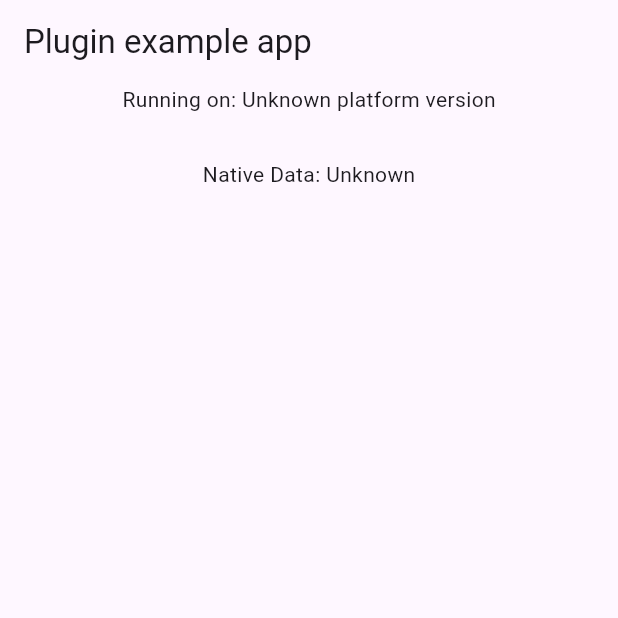
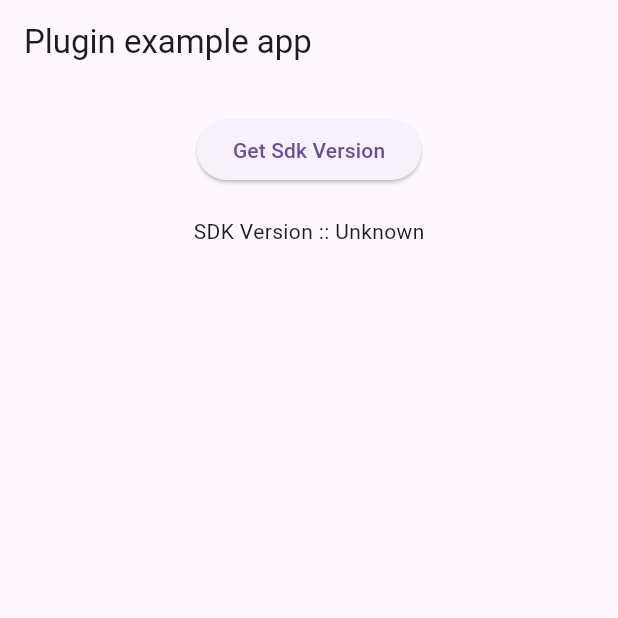
Before and after one commit to VishwaSoundararjan/flutterpluginautomation, a Flutter app: the screen it shows after launch, on a phone screen of 412 x 824 dp, the top half of it. Run offline on Flutter 3.47's test engine with Material 3 defaults, Android fonts, the phone set to English and light mode, and no system bars; missing offline and left inert: flutterpluginautomation.

Commit message:
sdk version changes -1

```diff
--- a/example/lib/main.dart
+++ b/example/lib/main.dart
@@ -22,21 +22,17 @@ class _MyAppState extends State<MyApp> {
   @override
   void initState() {
     super.initState();
-    initPlatformState();
+  _flutterpluginautomationPlugin.initWebSdk();
   }
 
   // Platform messages are asynchronous, so we initialize in an async method.
   Future<void> initPlatformState() async {
-    String platformVersion;
-    String nativeData;
+    String? nativeData;
     // Platform messages may fail, so we use a try/catch PlatformException.
     // We also handle the message potentially returning null.
     try {
-      platformVersion =
-          await _flutterpluginautomationPlugin.getPlatformVersion() ?? 'Unknown platform version';
       nativeData =  await _flutterpluginautomationPlugin.getRandromString() ?? 'Unknown';
     } on PlatformException {
-      platformVersion = 'Failed to get platform version.';
       nativeData = 'unable to get data form native';
     }
 
@@ -46,14 +42,18 @@ class _MyAppState extends State<MyApp> {
     if (!mounted) return;
 
     setState(() {
-      _platformVersion = platformVersion;
-      _nativeData = nativeData;
+      _nativeData = nativeData!;
     });
+  }
+  getSdkVersion(){
+    initPlatformState();
   }
 
   @override
   Widget build(BuildContext context) {
-    return MaterialApp(
+    return SafeArea(
+      child: MaterialApp(
+        debugShowCheckedModeBanner: false,
         home: Scaffold(
           appBar: AppBar(
             title: const Text('Plugin example app'),
@@ -61,10 +61,14 @@ class _MyAppState extends State<MyApp> {
           body: Center(
             child: Column(
               children: [
-              Text('Running on: $_platformVersion\n'),
-              const SizedBox(height: 10,),
-              Text('Native Data: $_nativeData\n'),
+                const SizedBox(height: 20,),
+                ElevatedButton(onPressed: (){
+                  getSdkVersion();
+                }, child: const Text('Get Sdk Version')),
+                const SizedBox(height: 20,),
+                Text('SDK Version :: $_nativeData\n'),
               ],
+            ),
           ),
         ),
       ),
--- a/lib/flutterpluginautomation.dart
+++ b/lib/flutterpluginautomation.dart
@@ -1,11 +1,19 @@
-
+import 'package:flutter/foundation.dart';
 import 'flutterpluginautomation_platform_interface.dart';
+import 'flutterpluginautomation_web.dart';
 
 class Flutterpluginautomation {
-  Future<String?> getPlatformVersion() {
-    return FlutterpluginautomationPlatform.instance.getPlatformVersion();
+
+   getRandromString()  {
+    if(kIsWeb){
+      return FluttersdkWeb.getWebVersion();
+    }else {
+      return  FlutterpluginautomationPlatform.instance.getVersion();
+    }
   }
-  Future<String?> getRandromString() {
-    return FlutterpluginautomationPlatform.instance.getRandromString();
+  initWebSdk(){
+    if(kIsWeb){
+      FluttersdkWeb.initWebSdk();
+    }
   }
 }
--- a/lib/flutterpluginautomation_platform_interface.dart
+++ b/lib/flutterpluginautomation_platform_interface.dart
@@ -23,12 +23,9 @@ abstract class FlutterpluginautomationPlatform extends PlatformInterface {
     _instance = instance;
   }
 
-  Future<String?> getPlatformVersion() {
-    throw UnimplementedError('platformVersion() has not been implemented.');
-  }
 
-  Future<String?> getRandromString() {
-    throw UnimplementedError('platformVersion() has not been implemented.');
+  getVersion() {
+    throw UnimplementedError('getVersion has not been implemented.');
   }
 
 }
```
Also changed, not shown: lib/flutterpluginautomation_method_channel.dart (+2 -8 lines), lib/flutterpluginautomation_web.dart (deleted, +0 -26 lines), lib/rewebsdk.dart (+20 -5 lines), pubspec.yaml (deleted, +0 -77 lines), example/pubspec.lock (deleted), 4 other files. Lines whose indentation alone changed are shown as unchanged.
